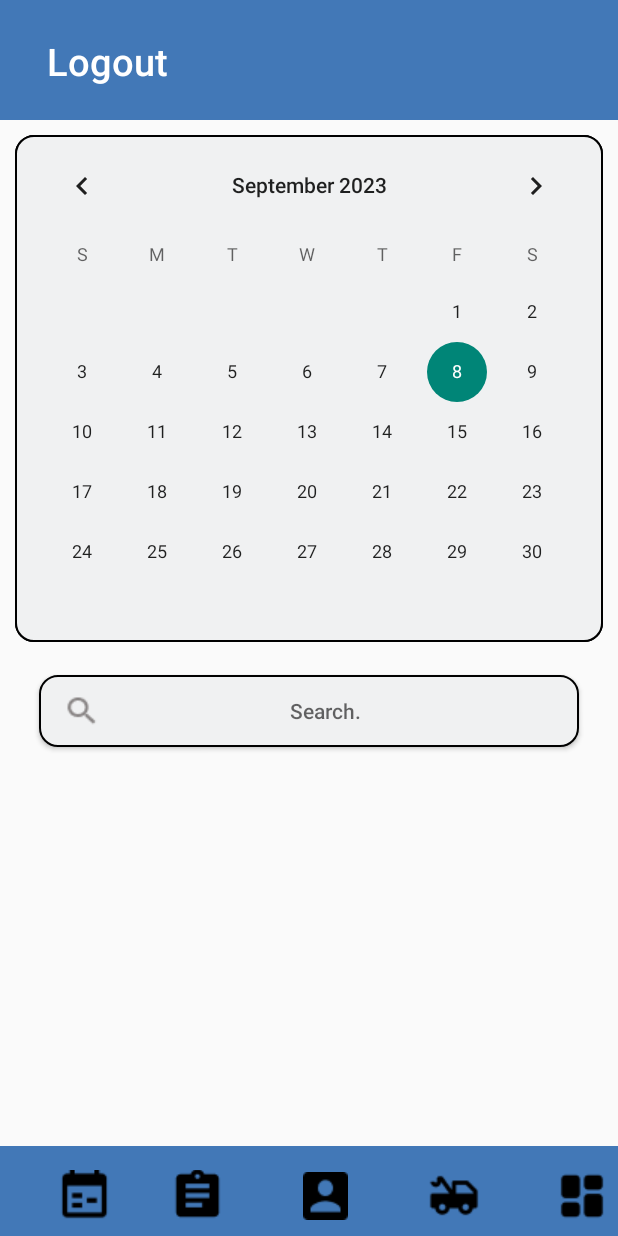
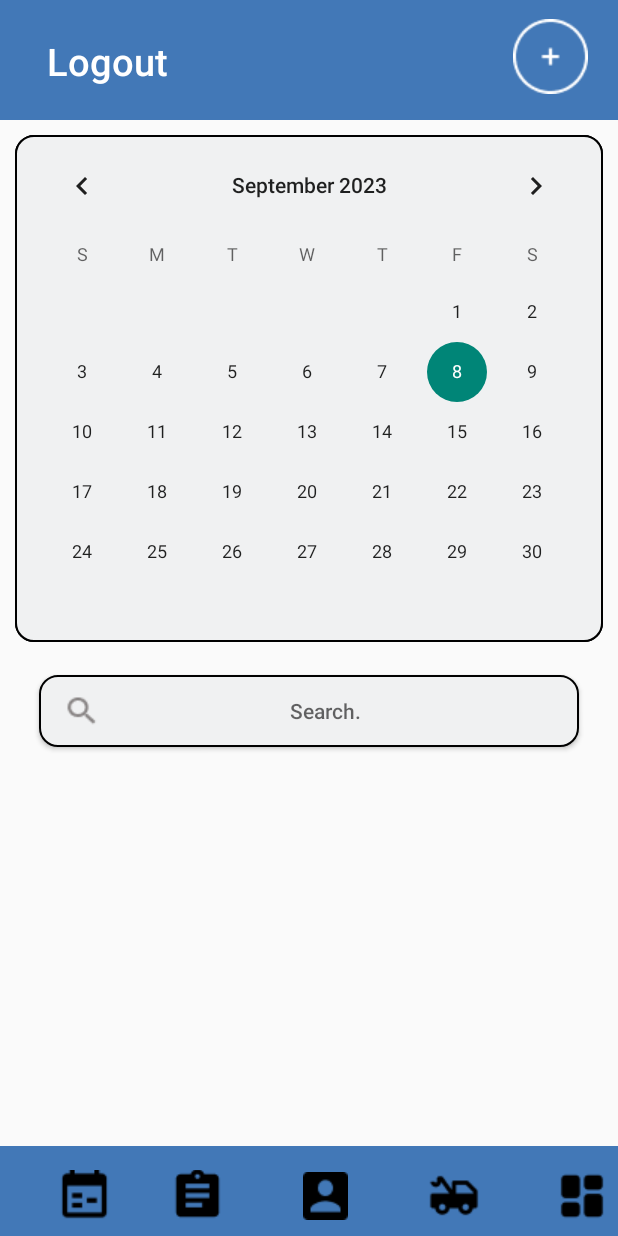
Before and after one commit to Nav1996/vemas_application, an Android app: the calender screen opened directly, with no data from a screen before it, on a phone screen of 412 x 824 dp. Run offline under Robolectric (Android 15) with nearby library versions, the phone set to English and light mode, and no system bars.

Commit message:
added white icons to drawable

```diff
--- a/app/src/main/res/layout/custom_app_br2.xml
+++ b/app/src/main/res/layout/custom_app_br2.xml
@@ -34,11 +34,11 @@
             android:layout_alignParentEnd="true"
             android:layout_alignParentBottom="true"
             android:layout_gravity="start"
-            android:layout_marginTop="2dp"
-            android:layout_marginEnd="15dp"
-            android:layout_marginBottom="12dp"
+            android:layout_marginTop="5dp"
+            android:layout_marginEnd="5dp"
+            android:layout_marginBottom="10dp"
             android:background="@android:color/transparent"
-             />
+            android:src="@drawable/add_button" />
 
 
     </RelativeLayout>
```
Also changed, not shown: app/src/main/res/drawable/add_button.png (added), app/src/main/res/drawable/booking_form_white.png (added), app/src/main/res/drawable/calender_black.png (added), app/src/main/res/drawable/calender_white.png (added), app/src/main/res/drawable/car_black.png (added), app/src/main/res/drawable/car_white.png (added), app/src/main/res/drawable/dashboard_black.png (added), app/src/main/res/drawable/dashboard_white.png (added), app/src/main/res/drawable/white profile.png (added).
